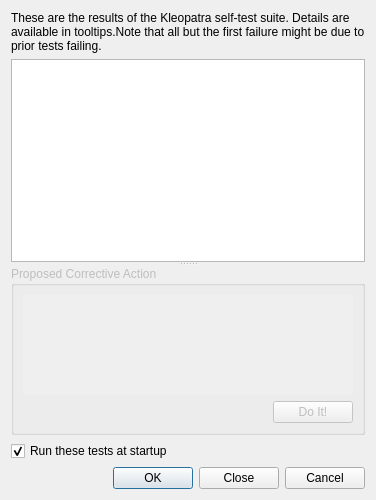
sensama/kleopatra, file dialogs/selftestdialog.ui: the form before one commit.
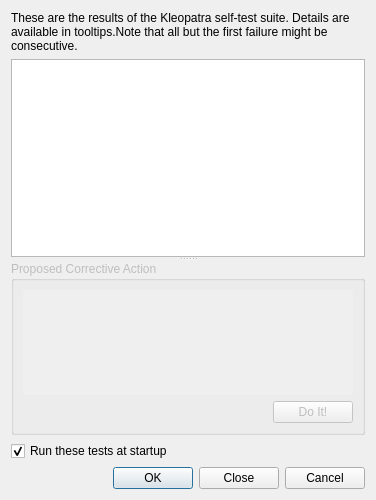
The form after the commit. Custom widgets are drawn as their Qt base class.

Commit message: Revert my kleopatra merge and every commit after that. The problem is that this big merge breaks svn annotate. I'll run a script afterwards the re-merges all revisions, but commits them one-by-one.

Diff of the .ui file:
```diff
--- a/dialogs/selftestdialog.ui
+++ b/dialogs/selftestdialog.ui
@@ -19,7 +19,7 @@
    <item>
     <widget class="QLabel" name="label" >
      <property name="text" >
-      <string comment="@info" >&lt;para>These are the results of the Kleopatra self-test suite. Details are available in tooltips.&lt;/para>&lt;para>Note that all but the first failure might be due to prior tests failing.&lt;/para></string>
+      <string comment="@info" >&lt;para>These are the results of the Kleopatra self-test suite. Details are available in tooltips.&lt;/para>&lt;para>Note that all but the first failure might be consecutive.&lt;/para></string>
      </property>
      <property name="wordWrap" >
       <bool>true</bool>
@@ -35,12 +35,6 @@
       <bool>false</bool>
      </property>
      <widget class="QTreeView" name="resultsTV" >
-      <property name="sizePolicy" >
-       <sizepolicy vsizetype="Expanding" hsizetype="Expanding" >
-        <horstretch>0</horstretch>
-        <verstretch>1</verstretch>
-       </sizepolicy>
-      </property>
       <property name="minimumSize" >
        <size>
         <width>0</width>
```
Left out of the diff: 5 changed lines with no effect on the pictures. The commit also changes 127 other files.
